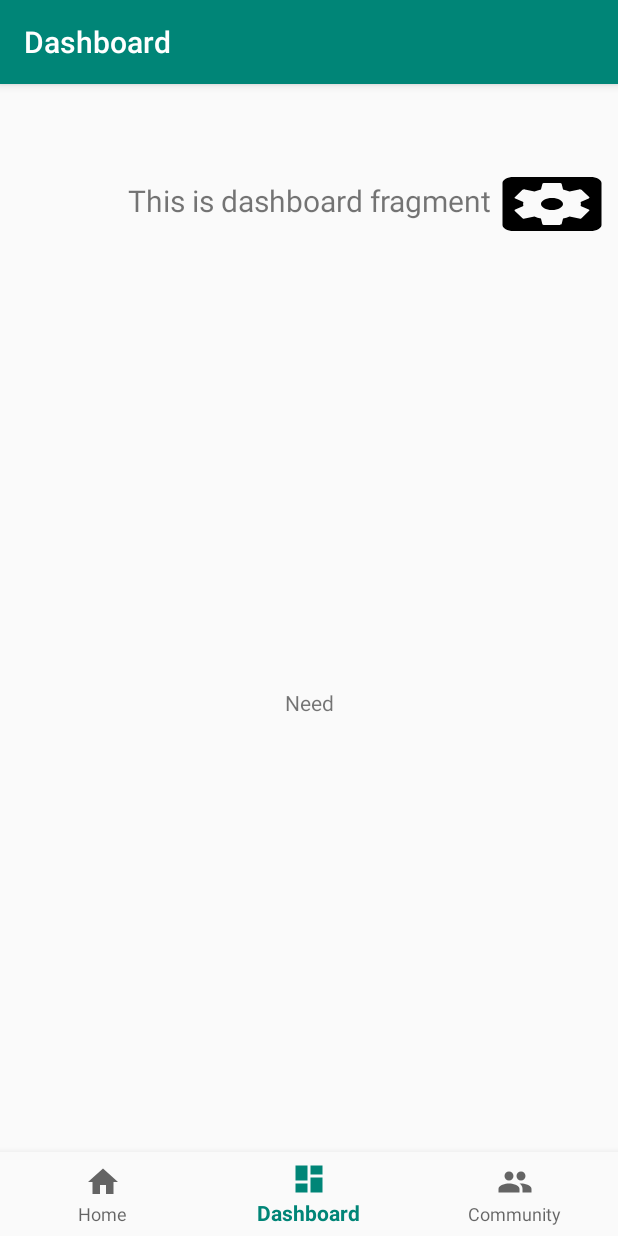
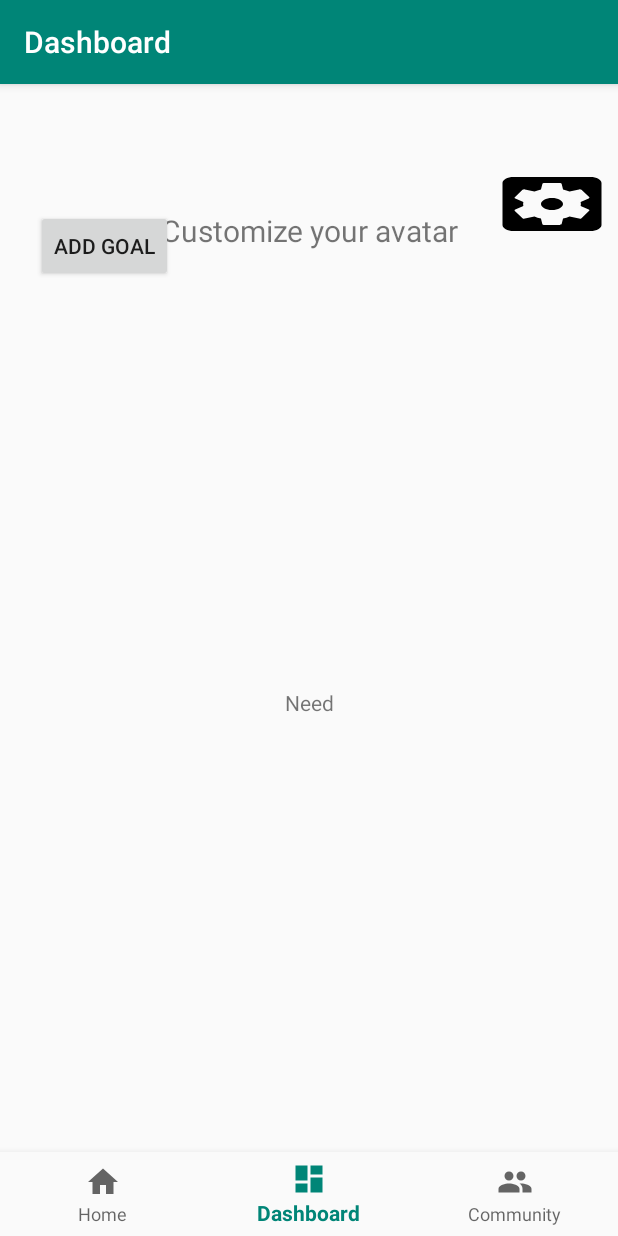
Before and after one commit to jkuan1/Dubhacks-2019, an Android app: the CommunityFragment screen opened through its navigation route, item 2 of the bottom bar chosen, on a phone screen of 412 x 824 dp. Run offline under Robolectric (Android 15) with nearby library versions, the light colour scheme and no system bars; our stand-ins replace navigation-ui.

Commit message:
dashboard fail implementing add goal button

```diff
--- a/app/src/main/AndroidManifest.xml
+++ b/app/src/main/AndroidManifest.xml
@@ -45,8 +45,14 @@
         </activity>
 
         <activity
+            android:name=".AddGoalActivity"
+            android:label="GoalScreen" />
+
+        <activity
             android:name=".MainActivity"
             android:label="MainScreen" />
     </application>
 
+
+
 </manifest>
--- /dev/null
+++ b/app/src/main/java/com/example/dubhacks2019/AddGoalActivity.java
@@ -0,0 +1,4 @@
+package com.example.dubhacks2019;
+
+public class AddGoalActivity {
+}
--- a/app/src/main/java/com/example/dubhacks2019/ui/community/CommunityViewModel.java
+++ b/app/src/main/java/com/example/dubhacks2019/ui/community/CommunityViewModel.java
@@ -10,7 +10,7 @@ public class CommunityViewModel extends ViewModel {
 
     public CommunityViewModel() {
         mText = new MutableLiveData<>();
-        mText.setValue("This is community fragment");
+        mText.setValue("View your friends!");
     }
 
     public LiveData<String> getText() {
--- a/app/src/main/java/com/example/dubhacks2019/ui/dashboard/DashboardViewModel.java
+++ b/app/src/main/java/com/example/dubhacks2019/ui/dashboard/DashboardViewModel.java
@@ -10,7 +10,7 @@ public class DashboardViewModel extends ViewModel {
 
     public DashboardViewModel() {
         mText = new MutableLiveData<>();
-        mText.setValue("This is dashboard fragment");
+        mText.setValue("Customize your avatar");
     }
 
     public LiveData<String> getText() {
--- a/app/src/main/java/com/example/dubhacks2019/ui/home/HomeViewModel.java
+++ b/app/src/main/java/com/example/dubhacks2019/ui/home/HomeViewModel.java
@@ -10,7 +10,7 @@ public class HomeViewModel extends ViewModel {
 
     public HomeViewModel() {
         mText = new MutableLiveData<>();
-        mText.setValue("This is home fragment");
+        mText.setValue("Welcome to 8bit Cal!");
     }
 
     public LiveData<String> getText() {
--- a/app/src/main/res/layout/fragment_dashboard.xml
+++ b/app/src/main/res/layout/fragment_dashboard.xml
@@ -10,11 +10,12 @@
         android:layout_width="match_parent"
         android:layout_height="wrap_content"
         android:layout_marginStart="8dp"
-        android:layout_marginTop="8dp"
+        android:layout_marginTop="28dp"
         android:layout_marginEnd="8dp"
         android:textAlignment="center"
         android:textSize="20sp"
         app:layout_constraintEnd_toEndOf="parent"
+        app:layout_constraintHorizontal_bias="0.0"
         app:layout_constraintStart_toStartOf="parent"
         app:layout_constraintTop_toTopOf="parent" />
 
@@ -27,4 +28,14 @@
         app:layout_constraintEnd_toEndOf="parent"
         app:layout_constraintStart_toStartOf="parent"
         app:layout_constraintTop_toTopOf="parent" />
+
+    <Button
+        android:id="@+id/add_goal_button"
+        android:layout_width="wrap_content"
+        android:layout_height="wrap_content"
+        android:layout_marginStart="24dp"
+        android:layout_marginTop="28dp"
+        android:text="Add Goal"
+        app:layout_constraintStart_toStartOf="parent"
+        app:layout_constraintTop_toTopOf="parent" />
 </androidx.constraintlayout.widget.ConstraintLayout>
```
Also changed, not shown: app/src/main/java/com/example/dubhacks2019/ui/dashboard/DashboardFragment.java (+15 -0 lines).
